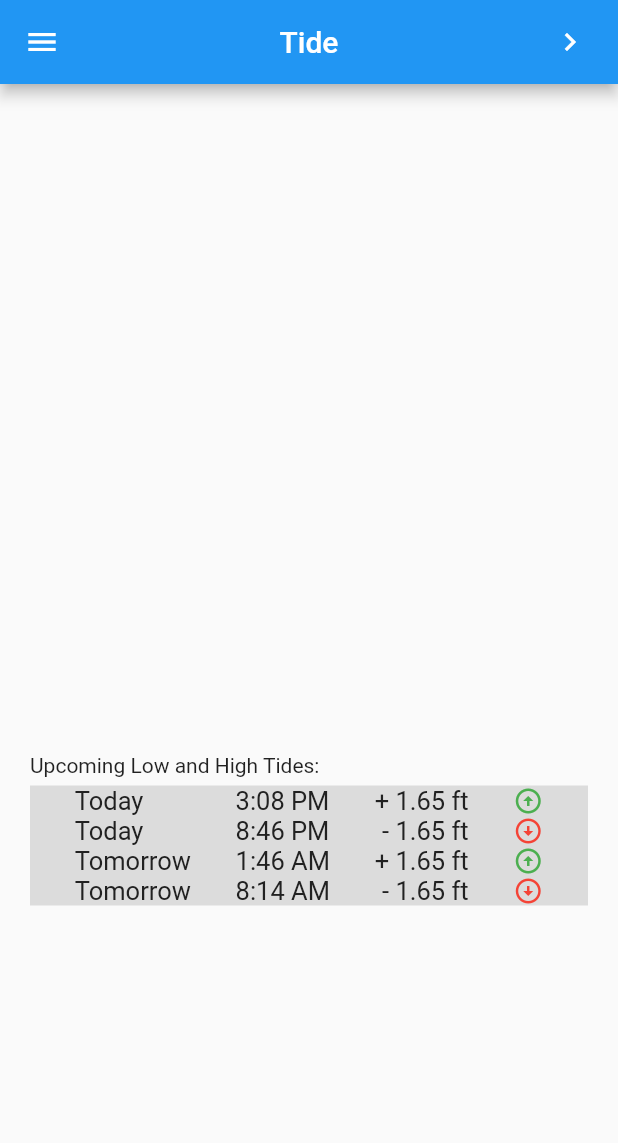
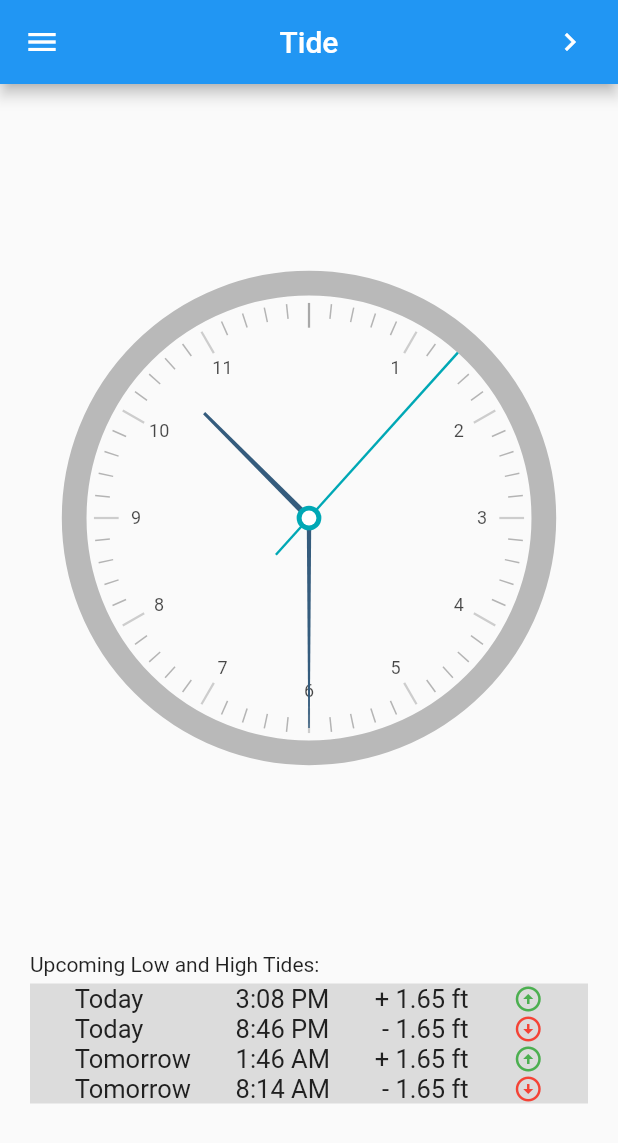
Before and after one commit to venkyLL/tidey, a Flutter app: the screen it shows after launch, on a phone screen of 412 x 824 dp. Shown: the top 1143 px of the screen. Run offline on Flutter 3.47's test engine with Material 2 defaults, Android fonts, the phone set to English and light mode, and no system bars; drawn by our look-alikes of syncfusion_flutter_gauges; our stand-ins replace dio, geolocator, syncfusion_flutter_datagrid, weather_icons; missing offline and left inert: flutter_analog_clock; network calls fail.

Commit message:
With sync clock working.

```diff
--- /dev/null
+++ b/lib/components/zeClockSync.dart
@@ -0,0 +1,217 @@
+// Dart imports
+import 'dart:async';
+import 'dart:math' as math;
+
+/// Flutter package imports
+import 'package:flutter/material.dart';
+
+/// Gauge imports
+import 'package:syncfusion_flutter_gauges/gauges.dart';
+
+/// Local imports
+//import 'sample_view.dart';
+
+/// Renders the gauge clock sample.
+class ClockExample extends StatefulWidget {
+  /// Creates the gauge clock sample.
+//  const ClockExample(Key key) : super(key: key);
+
+  @override
+  _ClockExampleState createState() => _ClockExampleState();
+}
+
+class _ClockExampleState extends State<ClockExample> {
+  _ClockExampleState();
+//  late Timer timer;
+  Timer timer;
+
+  @override
+  void initState() {
+    super.initState();
+    // update the needle pointer in 1 second interval
+    timer = Timer.periodic(const Duration(milliseconds: 1000), _updateData);
+  }
+
+  void _updateData(Timer timer) {
+    DateTime _previous_value = _value;
+    setState(() {
+//      _value =
+//          (_previousValue >= 0 && _previousValue < 12) ? _value + 0.2 : 0.2;
+      _value = DateTime.now();
+      var mySecond = _value.second;
+      print("my time = $mySecond");
+    });
+  }
+
+  @override
+  void dispose() {
+    super.dispose();
+    timer.cancel();
+  }
+
+  @override
+  Widget build(BuildContext context) {
+    final Size _size = MediaQuery.of(context).size;
+    final double _containerSize = math.min(_size.width, _size.height);
+    return Center(
+      child: Container(
+        height: _containerSize,
+        width: _containerSize,
+        child: _buildClockExample(),
+      ),
+    );
+  }
+
+  /// Returns the gauge clock
+  SfRadialGauge _buildClockExample() {
+    return SfRadialGauge(
+      axes: <RadialAxis>[
+        /// Renders inner axis and positioned it using CenterX and
+        /// CenterY properties and reduce the radius using radiusFactor
+        RadialAxis(
+            startAngle: 270,
+            endAngle: 270,
+            minimum: 0,
+            maximum: 12,
+            showFirstLabel: false,
+            interval: 1,
+            radiusFactor: 0.8,
+            labelOffset: 0.1,
+            offsetUnit: GaugeSizeUnit.factor,
+            minorTicksPerInterval: 4,
+            tickOffset: 0.03,
+            minorTickStyle: MinorTickStyle(
+                length: 0.06, lengthUnit: GaugeSizeUnit.factor, thickness: 1),
+            majorTickStyle: MajorTickStyle(
+                length: 0.1, lengthUnit: GaugeSizeUnit.factor, thickness: 1.5),
+            axisLabelStyle: GaugeTextStyle(fontSize: 12),
+            axisLineStyle: AxisLineStyle(
+                thickness: 0.1,
+                thicknessUnit: GaugeSizeUnit.factor,
+                color: Colors.black26),
+            pointers: <GaugePointer>[
+              NeedlePointer(
+                  needleLength: 0.6,
+                  lengthUnit: GaugeSizeUnit.factor,
+                  needleStartWidth: 1,
+                  needleEndWidth: 2,
+                  value: (_value.hour > 12
+                          ? _value.hour / 24.0 * 12.0
+                          : _value.hour == 0
+                              ? 12.0
+                              : _value.hour) +
+                      _value.minute / 60.0,
+                  needleColor: _needleColor,
+                  knobStyle: KnobStyle(knobRadius: 0)),
+              NeedlePointer(
+                  needleLength: 0.85,
+                  lengthUnit: GaugeSizeUnit.factor,
+                  needleStartWidth: 0.5,
+                  needleEndWidth: 1.5,
+                  value: _value.minute / 60.0 * 12.0,
+                  knobStyle: KnobStyle(
+                      color: const Color(0xFF00A8B5),
+                      sizeUnit: GaugeSizeUnit.factor,
+                      knobRadius: 0.05),
+                  needleColor: _needleColor),
+              NeedlePointer(
+                  needleLength: 0.9,
+                  lengthUnit: GaugeSizeUnit.factor,
+                  enableAnimation: true,
+                  animationType: AnimationType.bounceOut,
+                  needleStartWidth: 0.8,
+                  needleEndWidth: 0.8,
+                  value: _value.second == 0 ? 12 : _value.second / 60.0 * 12.0,
+                  needleColor: const Color(0xFF00A8B5),
+                  tailStyle: TailStyle(
+                      width: 0.8,
+                      length: 0.2,
+                      lengthUnit: GaugeSizeUnit.factor,
+                      color: const Color(0xFF00A8B5)),
+                  knobStyle: KnobStyle(
+                      knobRadius: 0.03,
+                      sizeUnit: GaugeSizeUnit.factor,
+                      color: Colors.white)),
+            ]),
+      ],
+    );
+  }
+
+//  double _value = 0;
+  DateTime _value = DateTime.now();
+  final Color _needleColor = const Color(0xFF355C7D);
+}
+
+// RadialAxis(
+// startAngle: 270,
+// endAngle: 270,
+// radiusFactor: 0.2,
+// axisLabelStyle: GaugeTextStyle(fontSize: 6),
+// minimum: 0,
+// maximum: 12,
+// showFirstLabel: false,
+// offsetUnit: GaugeSizeUnit.factor,
+// interval: 2,
+// centerY: 0.66,
+// tickOffset: 0.03,
+// minorTicksPerInterval: 5,
+// labelOffset: 0.2,
+// minorTickStyle: MinorTickStyle(
+// length: 0.09, lengthUnit: GaugeSizeUnit.factor, thickness: 0.5),
+// majorTickStyle: MajorTickStyle(
+// length: 0.15, lengthUnit: GaugeSizeUnit.factor, thickness: 1),
+// axisLineStyle: AxisLineStyle(
+// thickness: 0.03, thicknessUnit: GaugeSizeUnit.factor),
+// pointers: <GaugePointer>[
+// NeedlePointer(
+// value: 5,
+// needleLength: 0.7,
+// lengthUnit: GaugeSizeUnit.factor,
+// needleColor: const Color(0xFF00A8B5),
+// needleStartWidth: 0.5,
+// needleEndWidth: 1,
+// knobStyle: KnobStyle(
+// knobRadius: 0,
+// ),
+// )
+// ]),
+//
+// /// Renders inner axis and positioned it using CenterX and
+// /// CenterY properties and reduce the radius using radiusFactor
+// RadialAxis(
+// startAngle: 270,
+// endAngle: 270,
+// axisLabelStyle: GaugeTextStyle(
+// fontSize: 6,
+// ),
+// radiusFactor: 0.2,
+// labelOffset: 0.2,
+// offsetUnit: GaugeSizeUnit.factor,
+// minimum: 0,
+// maximum: 12,
+// showFirstLabel: false,
+// interval: 2,
+// centerX: 0.48,
+// minorTicksPerInterval: 5,
+// tickOffset: 0.03,
+// minorTickStyle: MinorTickStyle(
+// length: 0.09, lengthUnit: GaugeSizeUnit.factor, thickness: 0.5),
+// majorTickStyle: MajorTickStyle(
+// length: 0.15,
+// lengthUnit: GaugeSizeUnit.factor,
+// thickness: 1,
+// ),
+// axisLineStyle: AxisLineStyle(
+// thicknessUnit: GaugeSizeUnit.factor, thickness: 0.03),
+// pointers: <GaugePointer>[
+// NeedlePointer(
+// value: 8,
+// needleLength: 0.7,
+// lengthUnit: GaugeSizeUnit.factor,
+// needleColor: const Color(0xFF00A8B5),
+// needleStartWidth: 0.5,
+// needleEndWidth: 1,
+// knobStyle: KnobStyle(knobRadius: 0),
+// )
+// ]),
+// // Renders outer axis
--- a/lib/screens/tideScreen.dart
+++ b/lib/screens/tideScreen.dart
@@ -2,6 +2,7 @@ import 'package:flutter/cupertino.dart';
 import 'package:flutter/material.dart';
 import 'package:tidey/components/subTile.dart';
 import 'package:tidey/components/zeClock.dart';
+import 'package:tidey/components/zeClockSync.dart';
 import 'package:tidey/const.dart';
 import 'package:tidey/screens/moonScreen.dart';
 
@@ -47,7 +48,8 @@ class TideScreen extends StatelessWidget {
 //            crossAxisAlignment: CrossAxisAlignment.stretch,
             mainAxisAlignment: MainAxisAlignment.spaceEvenly,
             children: [
-              zeClock(),
+//              zeClock(),
+              ClockExample(),
               mySubTile(kMySubTileData),
             ]),
       ),
```
Also changed, not shown: pubspec.lock, 5 other files.
